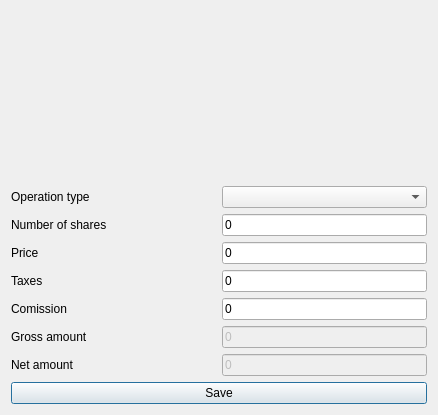
The window that ui/frmInvestmentOperationsAdd.ui (turulomio/xulpymoney) describes before a commit, drawn with Qt 5.
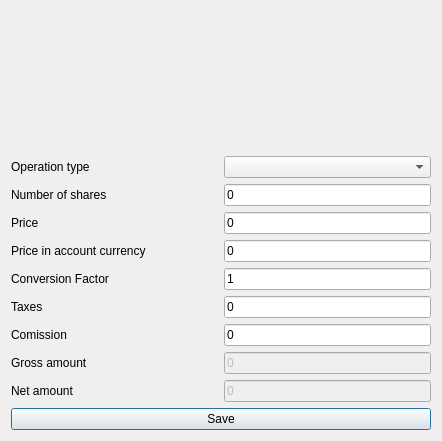
The same window after the commit. Icons and pictures are not drawn. Custom widgets are drawn as their Qt base class.

What changed in the file:
```diff
--- a/ui/frmInvestmentOperationsAdd.ui
+++ b/ui/frmInvestmentOperationsAdd.ui
@@ -9,8 +9,8 @@
    <rect>
     <x>0</x>
     <y>0</y>
-    <width>438</width>
-    <height>415</height>
+    <width>442</width>
+    <height>441</height>
    </rect>
   </property>
   <property name="windowTitle">
@@ -112,6 +112,54 @@
        </item>
       </layout>
      </item>
+     <item>
+      <layout class="QHBoxLayout" name="horizontalLayout_11">
+       <item>
+        <widget class="QLabel" name="label_8">
+         <property name="text">
+          <string>Price in account currency</string>
+         </property>
+        </widget>
+       </item>
+       <item>
+        <widget class="myQLineEdit" name="txtPriceAccountCurrency">
+         <property name="sizePolicy">
+          <sizepolicy hsizetype="Minimum" vsizetype="Fixed">
+           <horstretch>0</horstretch>
+           <verstretch>0</verstretch>
+          </sizepolicy>
+         </property>
+         <property name="text">
+          <string>0</string>
+         </property>
+        </widget>
+       </item>
+      </layout>
+     </item>
+     <item>
+      <layout class="QHBoxLayout" name="horizontalLayout_12">
+       <item>
+        <widget class="QLabel" name="label_10">
+         <property name="text">
+          <string>Conversion Factor</string>
+         </property>
+        </widget>
+       </item>
+       <item>
+        <widget class="myQLineEdit" name="txtCurrencyConversion">
+         <property name="sizePolicy">
+          <sizepolicy hsizetype="Minimum" vsizetype="Fixed">
+           <horstretch>0</horstretch>
+           <verstretch>0</verstretch>
+          </sizepolicy>
+         </property>
+         <property name="text">
+          <string>1</string>
+         </property>
+        </widget>
+       </item>
+      </layout>
+     </item>
      <item>
       <layout class="QHBoxLayout" name="horizontalLayout_7">
        <item>
```
